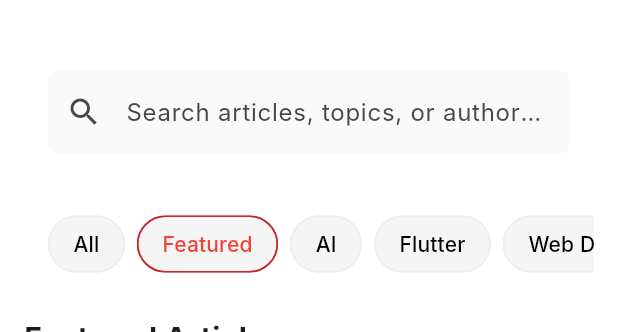
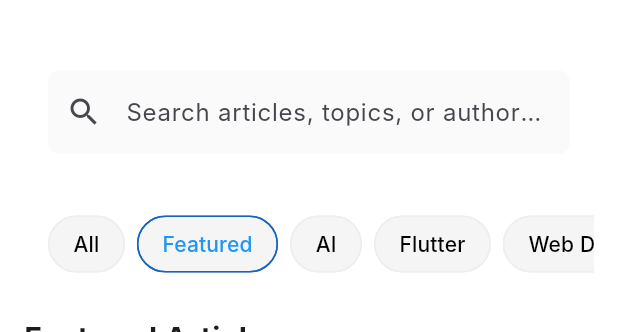
Before and after one commit to JesutoniAderibigbe/techread_showcase, a Flutter app: the screen it shows after launch, on a phone screen of 412 x 824 dp, the part 62-394 px from its top. Run offline on Flutter 3.47's test engine with Material 3 defaults, Android fonts, the light colour scheme and no system bars; missing offline and left inert: widgetbook, widgetbook_annotation; network calls fail; Roboto replaces fonts that are missing (Inter).

Commit message:
chore:test

```diff
--- a/lib/src/ui/home_screen.dart
+++ b/lib/src/ui/home_screen.dart
@@ -112,14 +112,14 @@ class _HomePageState extends State<HomePage> {
                     });
                   },
                   backgroundColor: Colors.grey[100],
-                  selectedColor: Colors.red[800],
+                  selectedColor: Colors.blue[800],
                   labelStyle: TextStyle(
-                    color: isSelected ? Colors.red : Colors.black,
+                    color: isSelected ? Colors.blue : Colors.black,
                   ),
                   shape: RoundedRectangleBorder(
                     borderRadius: BorderRadius.circular(20.0),
                     side: BorderSide(
-                      color: isSelected ? Colors.red[800]! : Colors.grey[200]!,
+                      color: isSelected ? Colors.blue[800]! : Colors.grey[200]!,
                     ),
                   ),
                 ),
```
